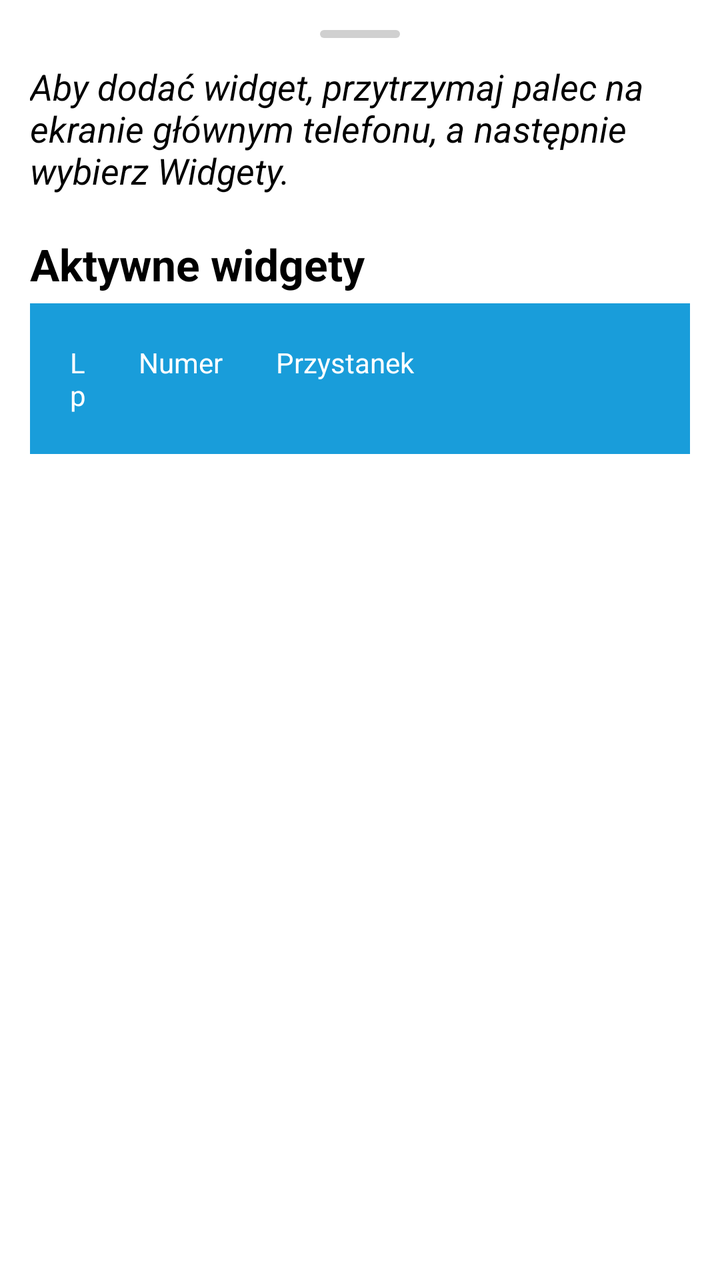
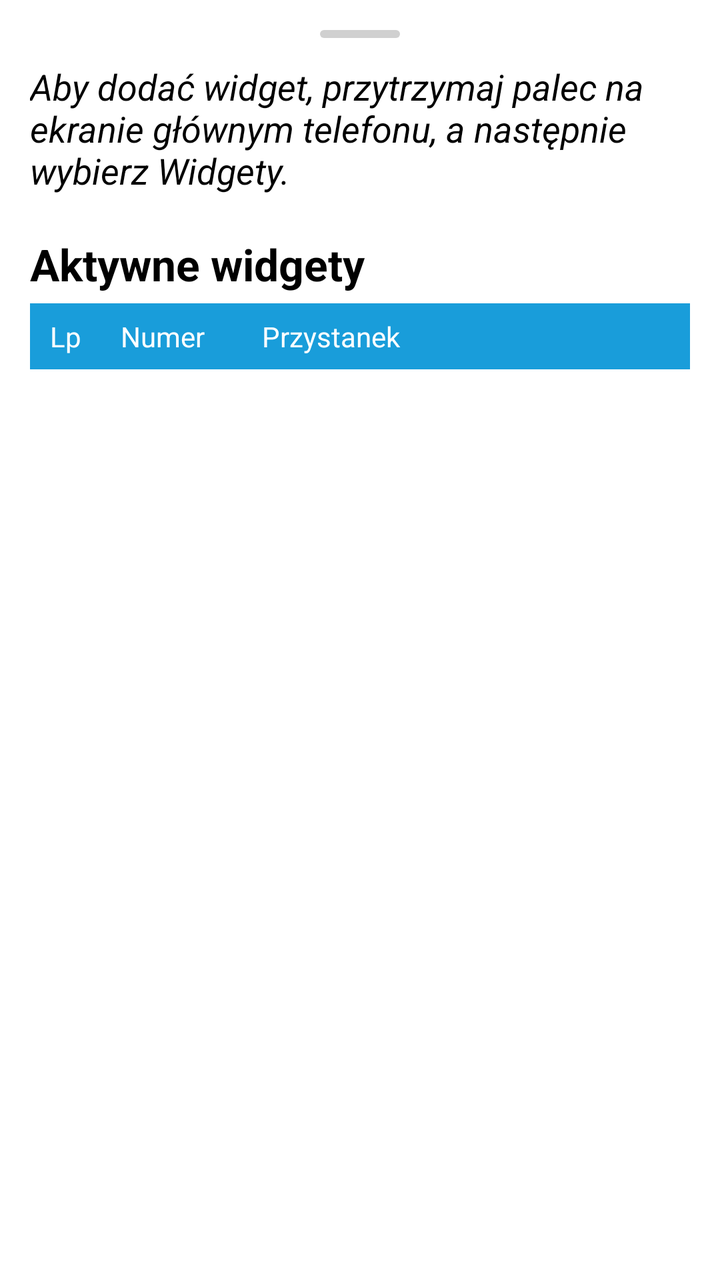

Before-and-after screenshots of an Android layout around one commit, followed by the original layout XML and the change that was made.
<!-- AndroidManifest.xml: application theme AppTheme -->
<!-- res/layout/dialog_widgets.xml -->
<?xml version="1.0" encoding="utf-8"?>
<androidx.constraintlayout.widget.ConstraintLayout xmlns:android="http://schemas.android.com/apk/res/android"
    xmlns:app="http://schemas.android.com/apk/res-auto"
    android:id="@+id/swiperefresh"
    android:layout_width="match_parent"
    android:layout_height="wrap_content"
    android:background="@drawable/bg_bottom_sheet"
    android:padding="15dp">

    <View
        android:id="@+id/bottomSheetHandle"
        android:layout_width="40dp"
        android:layout_height="4dp"
        android:background="@drawable/bg_bottom_sheet_handle"
        app:layout_constraintEnd_toEndOf="parent"
        app:layout_constraintStart_toStartOf="parent"
        app:layout_constraintTop_toTopOf="parent" />

    <TextView
        android:id="@+id/textView4"
        android:layout_width="0dp"
        android:layout_height="wrap_content"
        android:layout_marginTop="12dp"
        android:text="@string/add_widget"
        android:textAppearance="?android:attr/textAppearanceMedium"
        android:textColor="@color/black"
        android:textStyle="italic"
        app:layout_constraintEnd_toEndOf="parent"
        app:layout_constraintStart_toStartOf="parent"
        app:layout_constraintTop_toBottomOf="@id/bottomSheetHandle" />

    <TextView
        android:id="@+id/textView5"
        android:layout_width="0dp"
        android:layout_height="wrap_content"
        android:layout_marginTop="20dp"
        android:text="@string/active_widgets"
        android:textAppearance="?android:attr/textAppearanceLarge"
        android:textColor="@color/black"
        android:textStyle="bold"
        app:layout_constraintEnd_toEndOf="parent"
        app:layout_constraintStart_toStartOf="parent"
        app:layout_constraintTop_toBottomOf="@+id/textView4" />

    <LinearLayout
        android:id="@+id/tableHeader"
        android:layout_width="0dp"
        android:layout_height="wrap_content"
        android:layout_marginTop="5dp"
        android:background="@color/colorPrimary"
        android:orientation="horizontal"
        android:padding="10dp"
        app:layout_constraintEnd_toEndOf="parent"
        app:layout_constraintStart_toStartOf="parent"
        app:layout_constraintTop_toBottomOf="@+id/textView5">

        <TextView
            android:layout_width="0dp"
            android:layout_height="wrap_content"
            android:layout_weight="1"
            android:padding="10dp"
            android:text="Lp"
            android:textColor="@android:color/white" />

        <TextView
            android:layout_width="0dp"
            android:layout_height="wrap_content"
            android:layout_weight="2"
            android:padding="10dp"
            android:text="Numer"
            android:textColor="@android:color/white" />

        <TextView
            android:layout_width="0dp"
            android:layout_height="wrap_content"
            android:layout_weight="5"
            android:padding="10dp"
            android:text="Przystanek"
            android:textColor="@android:color/white" />

        <TextView
            android:layout_width="0dp"
            android:layout_height="wrap_content"
            android:layout_weight="1"
            android:padding="10dp" />

    </LinearLayout>

    <androidx.recyclerview.widget.RecyclerView
        android:id="@+id/recyclerView"
        android:layout_width="0dp"
        android:layout_height="wrap_content"
        app:layout_constraintEnd_toEndOf="parent"
        app:layout_constraintStart_toStartOf="parent"
        app:layout_constraintTop_toBottomOf="@+id/tableHeader" />

</androidx.constraintlayout.widget.ConstraintLayout>
<!-- resources referenced by this layout -->
<resources>
  <color name="black">#000000</color>
  <color name="colorPrimary">#199DDA</color>
  <!-- drawable bg_bottom_sheet (drawable) -->
  <?xml version="1.0" encoding="utf-8"?>
  <shape xmlns:android="http://schemas.android.com/apk/res/android"
      android:shape="rectangle">
  
      <solid android:color="@color/white" />
  
      <corners
          android:topLeftRadius="20dp"
          android:topRightRadius="20dp" />
  </shape>
  <!-- drawable bg_bottom_sheet_handle (drawable) -->
  <?xml version="1.0" encoding="utf-8"?>
  <shape xmlns:android="http://schemas.android.com/apk/res/android"
      android:shape="rectangle">
  
      <solid android:color="@color/bottom_sheet_handle" />
      <corners android:radius="2dp" />
  </shape>
  <string name="active_widgets">Aktywne widgety</string>
  <string name="add_widget">Aby dodać widget, przytrzymaj palec na ekranie głównym telefonu, a następnie wybierz "Widgety".</string>
  <style name="AppTheme" parent="Theme.MaterialComponents.Light.DarkActionBar">
          
          <item name="colorPrimary">@color/colorPrimary</item>
          <item name="colorPrimaryDark">@color/colorPrimaryDark</item>
          <item name="colorAccent">@color/colorAccent</item>
          <item name="android:windowLightStatusBar">true</item>
          <item name="android:windowLightNavigationBar">true</item>
      </style>
  <color name="white">#FFFFFF</color>
  <color name="bottom_sheet_handle">#D0D0D0</color>
  <color name="colorPrimaryDark">#23307B</color>
  <color name="colorAccent">#199DDA</color>
</resources>

<!-- the commit's change to res/layout/dialog_widgets.xml (unified diff, before → after) -->
@@ -49,7 +49,8 @@
         android:layout_marginTop="5dp"
         android:background="@color/colorPrimary"
         android:orientation="horizontal"
-        android:padding="10dp"
+        android:paddingHorizontal="6dp"
+        android:paddingVertical="4dp"
         app:layout_constraintEnd_toEndOf="parent"
         app:layout_constraintStart_toStartOf="parent"
         app:layout_constraintTop_toBottomOf="@+id/textView5">
@@ -58,7 +59,8 @@
             android:layout_width="0dp"
             android:layout_height="wrap_content"
             android:layout_weight="1"
-            android:padding="10dp"
+            android:paddingHorizontal="4dp"
+            android:paddingVertical="3dp"
             android:text="Lp"
             android:textColor="@android:color/white" />
 
@@ -66,7 +68,8 @@
             android:layout_width="0dp"
             android:layout_height="wrap_content"
             android:layout_weight="2"
-            android:padding="10dp"
+            android:paddingHorizontal="4dp"
+            android:paddingVertical="3dp"
             android:text="Numer"
             android:textColor="@android:color/white" />
 
@@ -74,7 +77,8 @@
             android:layout_width="0dp"
             android:layout_height="wrap_content"
             android:layout_weight="5"
-            android:padding="10dp"
+            android:paddingHorizontal="4dp"
+            android:paddingVertical="3dp"
             android:text="Przystanek"
             android:textColor="@android:color/white" />
 
@@ -82,7 +86,8 @@
             android:layout_width="0dp"
             android:layout_height="wrap_content"
             android:layout_weight="1"
-            android:padding="10dp" />
+            android:paddingHorizontal="4dp"
+            android:paddingVertical="3dp" />
 
     </LinearLayout>
 
